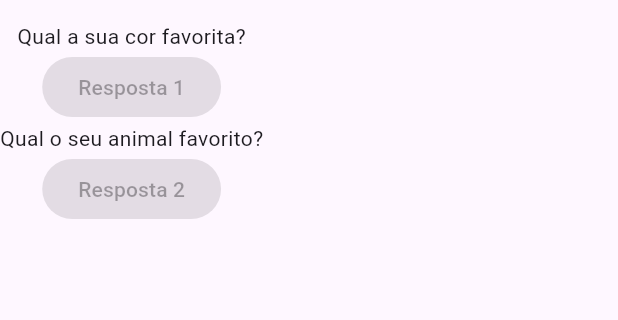
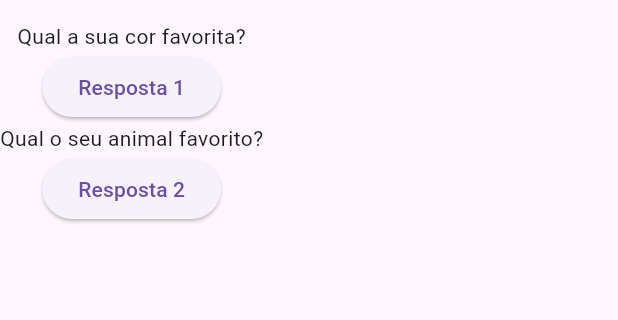
Before and after one commit to matheustakasaki/projeto_perguntas, a Flutter app: the screen it shows after launch, on a phone screen of 412 x 824 dp, the part 63-383 px from its top. Run offline on Flutter 3.47's test engine with Material 3 defaults, Android fonts, the phone set to English and light mode, and no system bars.

Commit message:
conectando função ao evento do botão

```diff
--- a/lib/main.dart
+++ b/lib/main.dart
@@ -4,6 +4,10 @@ main() => runApp(const PerguntaApp());
 
 class PerguntaApp extends StatelessWidget {
   const PerguntaApp({super.key});
+
+  void responder() {
+    print('Pergunta respondida');
+  }
 
   @override
   Widget build(BuildContext context) {
@@ -20,9 +24,9 @@ class PerguntaApp extends StatelessWidget {
         body: Column(
           children: <Widget>[
             Text(perguntas[0]),
-            const ElevatedButton(onPressed: null, child: Text("Resposta 1")),
+            ElevatedButton(onPressed: responder, child: const Text("Resposta 1")),
             Text(perguntas[1]),
-            const ElevatedButton(onPressed: null, child: Text("Resposta 2")),
+            ElevatedButton(onPressed: responder, child: const Text("Resposta 2")),
           ],
         ),
       ),
```
